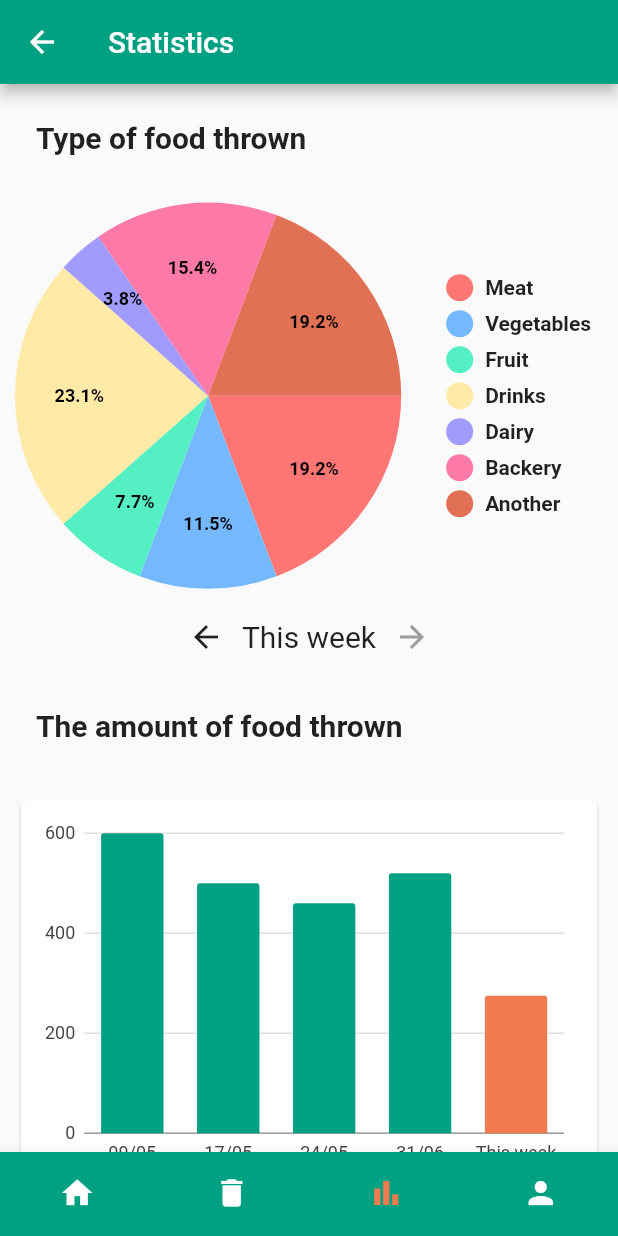
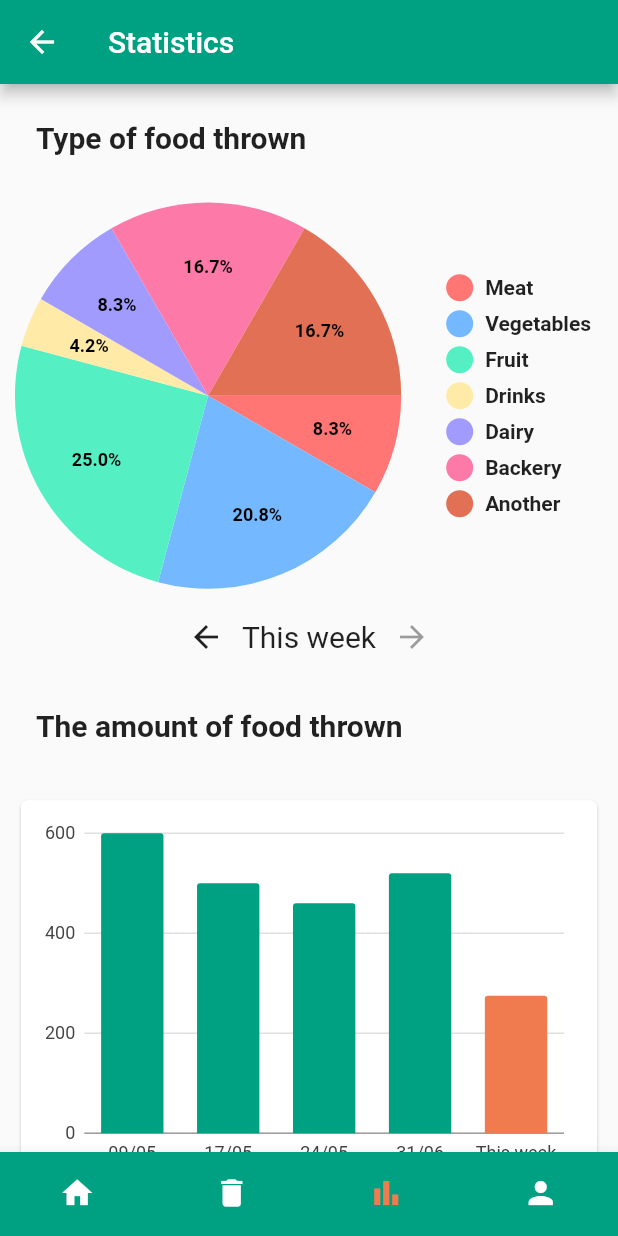
Before and after one commit to tprzerywacz/doof, a Flutter app: the screen it shows once a user with an empty profile is signed in, item 3 of the bottom bar chosen, on a phone screen of 412 x 824 dp. Run offline on Flutter 3.47's test engine with Material 2 defaults, Android fonts, the phone set to English and light mode, and no system bars; drawn by our look-alikes of fl_chart, pie_chart; our stand-ins replace charts_flutter, cloud_firestore, firebase_auth, firebase_core, flutter_svg; accounts and stored records are empty.

Commit message:
Fajne czarty barczarty

```diff
--- a/lib/charts/food_thrown_chart.dart
+++ b/lib/charts/food_thrown_chart.dart
@@ -1,19 +1,31 @@
 import 'package:doof_app/charts/food_thrown_series.dart';
+import 'package:doof_app/styles.dart';
 import 'package:flutter/material.dart';
 import 'package:charts_flutter/flutter.dart' as charts;
 
 class FoodThrownChart extends StatelessWidget {
+  const FoodThrownChart({
+    Key? key,
+    required this.data,
+    required this.currentIndex,
+    required this.onSeriesChanged,
+  }) : super(key: key);
+
   final List<FoodThrownSeries> data;
-  const FoodThrownChart({Key? key, required this.data}) : super(key: key);
+  final int currentIndex;
+  final ValueSetter<int> onSeriesChanged;
+
   @override
   Widget build(BuildContext context) {
     List<charts.Series<FoodThrownSeries, String>> series = [
       charts.Series(
-          id: "Food Thrown",
-          data: data,
-          domainFn: (FoodThrownSeries series, _) => series.year,
-          measureFn: (FoodThrownSeries series, _) => series.weight,
-          colorFn: (FoodThrownSeries series, _) => series.barColor)
+        id: "Food Thrown",
+        data: data,
+        domainFn: (FoodThrownSeries series, _) => series.year,
+        measureFn: (FoodThrownSeries series, _) => series.weight,
+        colorFn: (FoodThrownSeries series, _) =>
+            charts.ColorUtil.fromDartColor(series.index == currentIndex ? customOrange : primaryColor),
+      ),
     ];
 
     return Container(
@@ -28,6 +40,15 @@ class FoodThrownChart extends StatelessWidget {
                 child: charts.BarChart(
                   series,
                   animate: true,
+                  selectionModels: [
+                    charts.SelectionModelConfig(
+                      type: charts.SelectionModelType.info,
+                      changedListener: (model) {
+                        final series = model.selectedDatum.first.datum as FoodThrownSeries;
+                        onSeriesChanged(series.index);
+                      },
+                    ),
+                  ],
                 ),
               )
             ],
--- a/lib/charts/food_thrown_series.dart
+++ b/lib/charts/food_thrown_series.dart
@@ -1,10 +1,7 @@
-import 'package:charts_flutter/flutter.dart' as charts;
-
 class FoodThrownSeries {
   final String year;
   final int weight;
-  final charts.Color barColor;
+  final int index;
 
-  FoodThrownSeries(
-      {required this.year, required this.weight, required this.barColor});
+  FoodThrownSeries({required this.year, required this.weight, required this.index});
 }
--- a/lib/default_screens/home.dart
+++ b/lib/default_screens/home.dart
@@ -32,9 +32,17 @@ class _MyStatefulWidgetState extends State<MyStatefulWidget> {
   }
 
   void _onScreenChanged() {
-    setState(() {
-      btnVisibility = globals.homeNavigation.selectedIndex == 0;
-    });
+    if (mounted) {
+      setState(() {
+        btnVisibility = globals.homeNavigation.selectedIndex == 0;
+      });
+    }
+  }
+
+  @override
+  void dispose() {
+    globals.homeNavigation.removeListener(_onScreenChanged);
+    super.dispose();
   }
 
   final List<Widget> _widgetOptions = <Widget>[ThisWeek(), const Products(), const Statistics(), MyProfile()];
--- a/lib/stats.dart
+++ b/lib/stats.dart
@@ -1,10 +1,8 @@
 import 'package:doof_app/charts/food_thrown_chart.dart';
 import 'package:doof_app/charts/stacked_bar.dart';
-import 'package:doof_app/styles.dart';
 import 'package:flutter/material.dart';
 import 'package:pie_chart/pie_chart.dart';
 import 'package:doof_app/charts/food_thrown_series.dart';
-import 'package:charts_flutter/flutter.dart' as charts;
 
 class Statistics extends StatefulWidget {
   const Statistics({Key? key}) : super(key: key);
@@ -14,6 +12,8 @@ class Statistics extends StatefulWidget {
 }
 
 class _StatisticsState extends State<Statistics> {
+  final _weekIndex = ValueNotifier(4);
+
   @override
   Widget build(BuildContext context) {
     return Scaffold(
@@ -25,7 +25,10 @@ class _StatisticsState extends State<Statistics> {
         backgroundColor: const Color.fromARGB(255, 0, 160, 130),
       ),
       body: SingleChildScrollView(
-        child: Column(
+        child: ValueListenableBuilder<int>(
+          valueListenable: _weekIndex,
+          builder: (context, value, _) {
+            return Column(
               crossAxisAlignment: CrossAxisAlignment.stretch,
               children: <Widget>[
                 const Padding(
@@ -36,7 +39,7 @@ class _StatisticsState extends State<Statistics> {
                   ),
                 ),
                 PieChart(
-              dataMap: dataMap,
+                  dataMap: dataMap[_weekIndex.value],
                   animationDuration: const Duration(milliseconds: 1600),
                   chartLegendSpacing: 30,
                   chartRadius: MediaQuery.of(context).size.width / 1.6,
@@ -63,7 +66,7 @@ class _StatisticsState extends State<Statistics> {
                   // gradientList: ---To add gradient colors---
                   // emptyColorGradient: ---Empty Color gradient---
                 ),
-            const WeekWraper(),
+                WeekWraper(index: _weekIndex, label: data[_weekIndex.value].year),
                 const Padding(
                   padding: EdgeInsets.all(24.0),
                   child: Text(
@@ -74,6 +77,8 @@ class _StatisticsState extends State<Statistics> {
                 Center(
                   child: FoodThrownChart(
                     data: data,
+                    currentIndex: value,
+                    onSeriesChanged: (selectedValue) => _weekIndex.value = selectedValue,
                   ),
                 ),
                 const Padding(
@@ -87,17 +92,17 @@ class _StatisticsState extends State<Statistics> {
                   padding: EdgeInsets.all(10.0),
                   child: ReasonBarChart(),
                 ),
-            const WeekWraper(),
-            //const SomeScreen(),
-            //Center(child: StackedBarChart.withSampleData())
               ],
+            );
+          },
         ),
       ),
     );
   }
 }
 
-final Map<String, double> dataMap = {
+final dataMap = <Map<String, double>>[
+  {
     "Meat": 5,
     "Vegetables": 3,
     "Fruit": 2,
@@ -105,59 +110,107 @@ final Map<String, double> dataMap = {
     "Dairy": 1,
     "Backery": 4,
     "Another": 5,
-};
+  },
+  {
+    "Meat": 7,
+    "Vegetables": 8,
+    "Fruit": 1,
+    "Drinks": 1,
+    "Dairy": 2,
+    "Backery": 6,
+    "Another": 4,
+  },
+  {
+    "Meat": 3,
+    "Vegetables": 5,
+    "Fruit": 6,
+    "Drinks": 2,
+    "Dairy": 3,
+    "Backery": 3,
+    "Another": 4,
+  },
+  {
+    "Meat": 5,
+    "Vegetables": 3,
+    "Fruit": 4,
+    "Drinks": 3,
+    "Dairy": 2,
+    "Backery": 1,
+    "Another": 5,
+  },
+  {
+    "Meat": 2,
+    "Vegetables": 5,
+    "Fruit": 6,
+    "Drinks": 1,
+    "Dairy": 2,
+    "Backery": 4,
+    "Another": 4,
+  },
+];
+
 final List<FoodThrownSeries> data = [
   FoodThrownSeries(
     year: " 09/05 \n 16/05 ",
     weight: 600,
-    barColor: charts.ColorUtil.fromDartColor(primaryColor),
+    index: 0,
   ),
   FoodThrownSeries(
     year: " 17/05 \n 23/05 ",
     weight: 500,
-    barColor: charts.ColorUtil.fromDartColor(primaryColor),
+    index: 1,
   ),
   FoodThrownSeries(
     year: " 24/05 \n 30/05 ",
     weight: 460,
-    barColor: charts.ColorUtil.fromDartColor(primaryColor),
+    index: 2,
   ),
   FoodThrownSeries(
     year: " 31/06 \n 06/06 ",
     weight: 520,
-    barColor: charts.ColorUtil.fromDartColor(primaryColor),
+    index: 3,
   ),
   FoodThrownSeries(
     year: "This week",
     weight: 275,
-    barColor: charts.ColorUtil.fromDartColor(customOrange),
+    index: 4,
   ),
 ];
 
 class WeekWraper extends StatelessWidget {
   const WeekWraper({
     Key? key,
+    required this.index,
+    required this.label,
   }) : super(key: key);
+
+  final String label;
+  final ValueNotifier<int> index;
+
+  void _increment() => index.value = index.value + 1;
+
+  void _decrement() => index.value = index.value - 1;
 
   @override
   Widget build(BuildContext context) {
     return Center(
-      child: Flexible(
       child: Row(
         mainAxisAlignment: MainAxisAlignment.center,
         children: [
-            IconButton(onPressed: () {}, icon: const Icon(Icons.arrow_back)),
-            const Text(
-              'This week',
-              style: TextStyle(fontSize: 20, fontWeight: FontWeight.normal),
+          IconButton(
+            onPressed: index.value > 0 ? _decrement : null,
+            icon: const Icon(Icons.arrow_back),
+          ),
+          Text(
+            label.replaceAll("\n", " - "),
+            style: const TextStyle(fontSize: 20, fontWeight: FontWeight.normal),
           ),
           IconButton(
-              onPressed: () {},
+            onPressed: index.value < 4 ? _increment : null,
             icon: const Icon(Icons.arrow_forward),
             color: Colors.grey,
-            )
+          ),
         ],
-        ),
       ),
     );
   }
```
Lines whose indentation alone changed are shown as unchanged.
